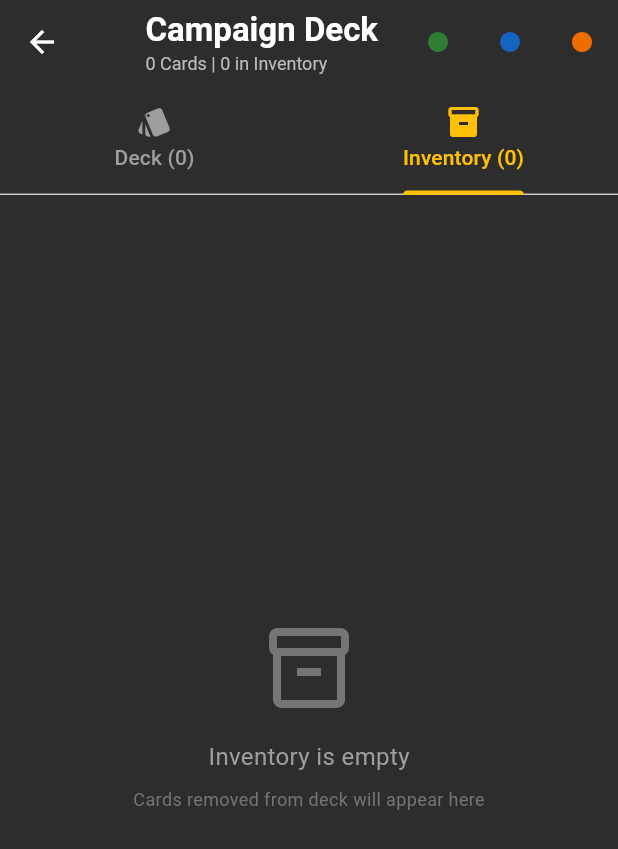
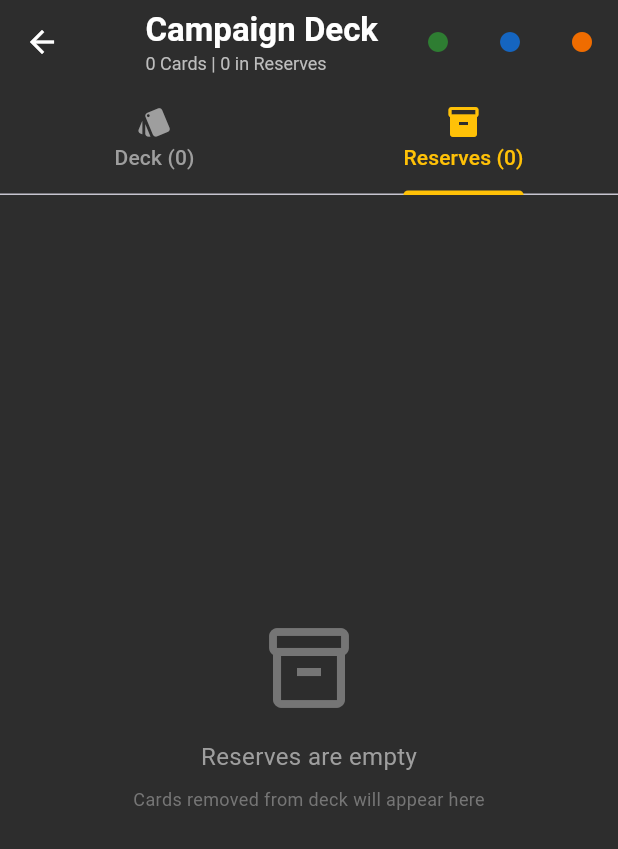
Before and after one commit to bary249/The-Yellow-Castle, a Flutter app: the CampaignDeckScreen screen opened directly with empty values, tab 2 chosen, on a phone screen of 412 x 824 dp. Shown: the top 849 px of the screen. Run offline on Flutter 3.47's test engine with Material 3 defaults, Android fonts, the phone set to English and light mode, and no system bars; our stand-ins replace cloud_firestore, firebase_auth, firebase_core, flutter_map, latlong2, shared_preferences; missing offline and left inert: flame_audio; accounts and stored records are empty.

Commit message:
Story mode: rename inventory to reserves

```diff
--- a/card_game/lib/screens/campaign_deck_screen.dart
+++ b/card_game/lib/screens/campaign_deck_screen.dart
@@ -55,7 +55,7 @@ class _CampaignDeckScreenState extends State<CampaignDeckScreen>
               ),
             ),
             Text(
-              '${widget.campaign.deck.length} Cards | ${widget.campaign.inventory.length} in Inventory',
+              '${widget.campaign.deck.length} Cards | ${widget.campaign.inventory.length} in Reserves',
               style: TextStyle(fontSize: 12, color: Colors.grey[400]),
             ),
           ],
@@ -82,7 +82,7 @@ class _CampaignDeckScreenState extends State<CampaignDeckScreen>
             ),
             Tab(
               icon: const Icon(Icons.inventory_2),
-              text: 'Inventory (${widget.campaign.inventory.length})',
+              text: 'Reserves (${widget.campaign.inventory.length})',
             ),
           ],
         ),
@@ -144,7 +144,7 @@ class _CampaignDeckScreenState extends State<CampaignDeckScreen>
             Icon(Icons.inventory_2_outlined, size: 64, color: Colors.grey[600]),
             const SizedBox(height: 16),
             Text(
-              'Inventory is empty',
+              'Reserves are empty',
               style: TextStyle(color: Colors.grey[500], fontSize: 16),
             ),
             const SizedBox(height: 8),
--- a/card_game/lib/screens/campaign_inventory_screen.dart
+++ b/card_game/lib/screens/campaign_inventory_screen.dart
@@ -332,12 +332,12 @@ class _CampaignInventoryScreenState extends State<CampaignInventoryScreen>
       appBar: AppBar(
         backgroundColor: Colors.black,
         foregroundColor: Colors.white,
-        title: const Text('Inventory'),
+        title: const Text('Reserves'),
         bottom: TabBar(
           controller: _tabController,
           tabs: const [
             Tab(text: 'Active'),
-            Tab(text: 'Inventory'),
+            Tab(text: 'Reserves'),
           ],
         ),
       ),
--- a/card_game/lib/screens/campaign_map_screen.dart
+++ b/card_game/lib/screens/campaign_map_screen.dart
@@ -3837,7 +3837,7 @@ class _CampaignMapScreenState extends State<CampaignMapScreen> {
                           ),
                           SizedBox(width: 4),
                           Text(
-                            'Inventory',
+                            'Reserves',
                             style: TextStyle(color: Colors.white, fontSize: 12),
                           ),
                         ],
```
Also changed, not shown: 1 other file.
